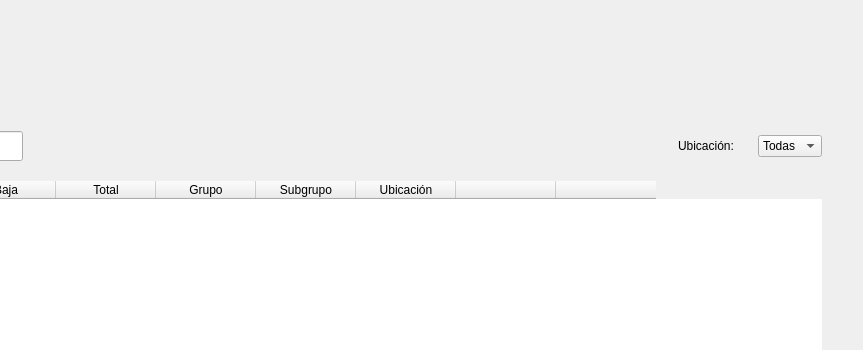
First picture: the form in blustock/ui/screens_uis/stock.ui, repository MaxAPBusiness/Blustock, before the edit; both pictures show x 385 to 1248 and y 0 to 350 of the 1248 by 777 pixel window.
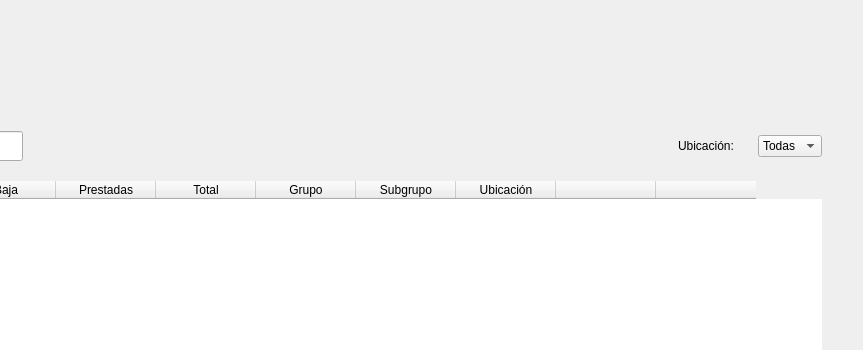
Second picture: the form after the edit. Icons and pictures are not drawn.

Commit message: Estandarizé los valores null. Añadí la columna "Cantidad prestadas" a la pantalla y tabla stock.

Patch:
```diff
--- a/blustock/ui/screens_uis/stock.ui
+++ b/blustock/ui/screens_uis/stock.ui
@@ -191,6 +191,11 @@
          <string>Baja</string>
         </property>
        </column>
+       <column>
+        <property name="text">
+         <string>Prestadas</string>
+        </property>
+       </column>
        <column>
         <property name="text">
          <string>Total</string>
```
The commit also changes 4 other files.
